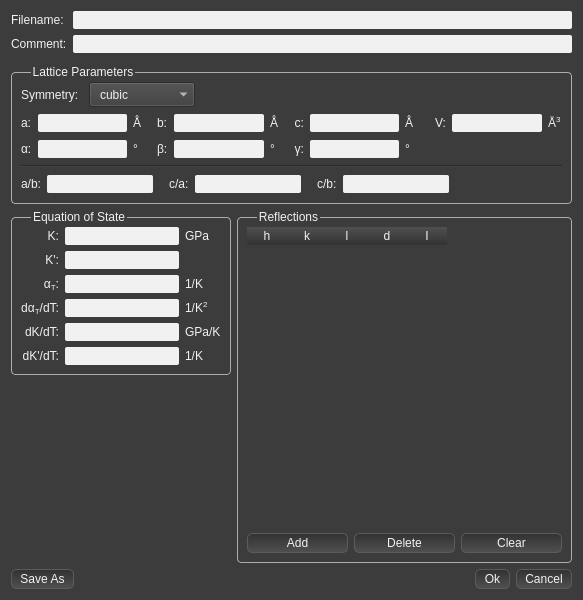
Dioptas/Dioptas, file Dioptas_main/Views/UiFiles/Jcpds.ui: the form before one commit.
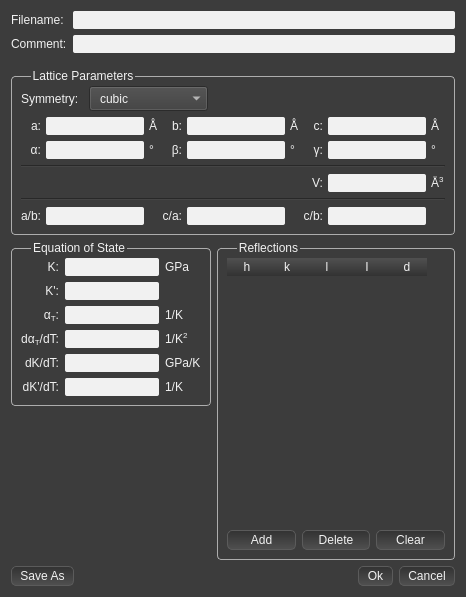
The form after the commit.

Commit message:
Jcpds editor is now connected to the main GUI
it now works almost great, it only does not automatically update the lines in the graph window

Patch:
```diff
--- a/Dioptas_main/Views/UiFiles/Jcpds.ui
+++ b/Dioptas_main/Views/UiFiles/Jcpds.ui
@@ -6,8 +6,8 @@
    <rect>
     <x>0</x>
     <y>0</y>
-    <width>583</width>
-    <height>600</height>
+    <width>466</width>
+    <height>597</height>
    </rect>
   </property>
   <property name="windowTitle">
@@ -351,7 +351,7 @@
      <property name="sizeHint" stdset="0">
       <size>
        <width>0</width>
-       <height>6</height>
+       <height>10</height>
       </size>
      </property>
     </spacer>
@@ -363,9 +363,9 @@
      </property>
      <layout class="QVBoxLayout" name="verticalLayout_2">
       <item>
-       <layout class="QHBoxLayout" name="horizontalLayout_2">
+       <layout class="QHBoxLayout" name="horizontalLayout_3">
         <item>
-         <widget class="QLabel" name="label_42">
+         <widget class="QLabel" name="label_46">
           <property name="text">
            <string>Symmetry: </string>
           </property>
@@ -373,6 +373,30 @@
         </item>
         <item>
          <widget class="QComboBox" name="symmetry_cb">
+          <property name="sizePolicy">
+           <sizepolicy hsizetype="Fixed" vsizetype="Fixed">
+            <horstretch>0</horstretch>
+            <verstretch>0</verstretch>
+           </sizepolicy>
+          </property>
+          <property name="minimumSize">
+           <size>
+            <width>120</width>
+            <height>0</height>
+           </size>
+          </property>
+          <property name="maximumSize">
+           <size>
+            <width>120</width>
+            <height>16777215</height>
+           </size>
+          </property>
+          <property name="baseSize">
+           <size>
+            <width>120</width>
+            <height>0</height>
+           </size>
+          </property>
           <property name="focusPolicy">
            <enum>Qt::NoFocus</enum>
           </property>
@@ -409,7 +433,7 @@
          </widget>
         </item>
         <item>
-         <spacer name="horizontalSpacer">
+         <spacer name="horizontalSpacer_2">
           <property name="orientation">
            <enum>Qt::Horizontal</enum>
           </property>
@@ -425,74 +449,18 @@
       </item>
       <item>
        <layout class="QGridLayout" name="gridLayout">
-        <item row="0" column="0">
-         <widget class="QLabel" name="label">
-          <property name="text">
-           <string>a:</string>
+        <property name="horizontalSpacing">
+         <number>5</number>
+        </property>
+        <item row="1" column="7">
+         <widget class="QLineEdit" name="lattice_gamma_txt">
+          <property name="alignment">
+           <set>Qt::AlignRight|Qt::AlignTrailing|Qt::AlignVCenter</set>
           </property>
          </widget>
         </item>
-        <item row="0" column="1">
-         <widget class="QLineEdit" name="lattice_a_txt"/>
-        </item>
-        <item row="0" column="2">
-         <widget class="QLabel" name="label_12">
-          <property name="text">
-           <string>Å</string>
-          </property>
-         </widget>
-        </item>
-        <item row="0" column="3">
-         <spacer name="horizontalSpacer_6">
-          <property name="orientation">
-           <enum>Qt::Horizontal</enum>
-          </property>
-          <property name="sizeType">
-           <enum>QSizePolicy::Fixed</enum>
-          </property>
-          <property name="sizeHint" stdset="0">
-           <size>
-            <width>10</width>
-            <height>20</height>
-           </size>
-          </property>
-         </spacer>
-        </item>
-        <item row="0" column="4">
-         <widget class="QLabel" name="label_2">
-          <property name="text">
-           <string>b:</string>
-          </property>
-         </widget>
-        </item>
-        <item row="0" column="5">
-         <widget class="QLineEdit" name="lattice_b_txt"/>
-        </item>
         <item row="0" column="6">
-         <widget class="QLabel" name="label_13">
-          <property name="text">
-           <string>Å</string>
-          </property>
-         </widget>
-        </item>
-        <item row="0" column="7">
-         <spacer name="horizontalSpacer_4">
-          <property name="orientation">
-           <enum>Qt::Horizontal</enum>
-          </property>
-          <property name="sizeType">
-           <enum>QSizePolicy::Fixed</enum>
-          </property>
-          <property name="sizeHint" stdset="0">
-           <size>
-            <width>10</width>
-            <height>20</height>
-           </size>
-          </property>
-         </spacer>
-        </item>
-        <item row="0" column="8">
-         <widget class="QLabel" name="label_4">
+         <widget class="QLabel" name="label_32">
           <property name="layoutDirection">
            <enum>Qt::LeftToRight</enum>
           </property>
@@ -504,63 +472,13 @@
           </property>
          </widget>
         </item>
-        <item row="0" column="9">
-         <widget class="QLineEdit" name="lattice_c_txt"/>
-        </item>
-        <item row="0" column="10">
-         <widget class="QLabel" name="label_14">
-          <property name="text">
-           <string>Å</string>
+        <item row="0" column="4">
+         <widget class="QLineEdit" name="lattice_b_txt">
+          <property name="alignment">
+           <set>Qt::AlignRight|Qt::AlignTrailing|Qt::AlignVCenter</set>
           </property>
          </widget>
         </item>
-        <item row="0" column="11">
-         <spacer name="horizontalSpacer_2">
-          <property name="orientation">
-           <enum>Qt::Horizontal</enum>
-          </property>
-          <property name="sizeType">
-           <enum>QSizePolicy::Fixed</enum>
-          </property>
-          <property name="sizeHint" stdset="0">
-           <size>
-            <width>10</width>
-            <height>20</height>
-           </size>
-          </property>
-         </spacer>
-        </item>
-        <item row="0" column="12">
-         <widget class="QLabel" name="label_43">
-          <property name="text">
-           <string>V:</string>
-          </property>
-         </widget>
-        </item>
-        <item row="0" column="13">
-         <widget class="QLineEdit" name="lattice_volume_txt">
-          <property name="readOnly">
-           <bool>true</bool>
-          </property>
-         </widget>
-        </item>
-        <item row="0" column="14">
-         <widget class="QLabel" name="label_44">
-          <property name="text">
-           <string>Å&lt;sup&gt;3&lt;/sup&gt;</string>
-          </property>
-         </widget>
-        </item>
-        <item row="1" column="0">
-         <widget class="QLabel" name="label_3">
-          <property name="text">
-           <string>α:</string>
-          </property>
-         </widget>
-        </item>
-        <item row="1" column="1">
-         <widget class="QLineEdit" name="lattice_alpha_txt"/>
-        </item>
         <item row="1" column="2">
          <widget class="QLabel" name="label_9">
           <property name="text">
@@ -568,57 +486,22 @@
           </property>
          </widget>
         </item>
-        <item row="1" column="3">
-         <spacer name="horizontalSpacer_7">
-          <property name="orientation">
-           <enum>Qt::Horizontal</enum>
-          </property>
-          <property name="sizeType">
-           <enum>QSizePolicy::Fixed</enum>
-          </property>
-          <property name="sizeHint" stdset="0">
-           <size>
-            <width>10</width>
-            <height>20</height>
-           </size>
-          </property>
-         </spacer>
-        </item>
         <item row="1" column="4">
-         <widget class="QLabel" name="label_5">
-          <property name="text">
-           <string>β:</string>
+         <widget class="QLineEdit" name="lattice_beta_txt">
+          <property name="alignment">
+           <set>Qt::AlignRight|Qt::AlignTrailing|Qt::AlignVCenter</set>
           </property>
          </widget>
         </item>
         <item row="1" column="5">
-         <widget class="QLineEdit" name="lattice_beta_txt"/>
+         <widget class="QLabel" name="label_37">
+          <property name="text">
+           <string>°</string>
+          </property>
+         </widget>
         </item>
         <item row="1" column="6">
-         <widget class="QLabel" name="label_10">
-          <property name="text">
-           <string>°</string>
-          </property>
-         </widget>
-        </item>
-        <item row="1" column="7">
-         <spacer name="horizontalSpacer_5">
-          <property name="orientation">
-           <enum>Qt::Horizontal</enum>
-          </property>
-          <property name="sizeType">
-           <enum>QSizePolicy::Fixed</enum>
-          </property>
-          <property name="sizeHint" stdset="0">
-           <size>
-            <width>10</width>
-            <height>20</height>
-           </size>
-          </property>
-         </spacer>
-        </item>
-        <item row="1" column="8">
-         <widget class="QLabel" name="label_7">
+         <widget class="QLabel" name="label_38">
           <property name="layoutDirection">
            <enum>Qt::LeftToRight</enum>
           </property>
@@ -630,127 +513,186 @@
           </property>
          </widget>
         </item>
-        <item row="1" column="9">
-         <widget class="QLineEdit" name="lattice_gamma_txt"/>
-        </item>
-        <item row="1" column="10">
-         <widget class="QLabel" name="label_11">
+        <item row="1" column="3">
+         <widget class="QLabel" name="label_36">
           <property name="text">
-           <string>°</string>
+           <string>β:</string>
           </property>
+          <property name="alignment">
+           <set>Qt::AlignRight|Qt::AlignTrailing|Qt::AlignVCenter</set>
+          </property>
          </widget>
         </item>
-        <item row="1" column="11" colspan="3">
-         <spacer name="horizontalSpacer_3">
-          <property name="orientation">
-           <enum>Qt::Horizontal</enum>
+        <item row="5" column="1">
+         <widget class="QLineEdit" name="lattice_ab_txt">
+          <property name="alignment">
+           <set>Qt::AlignRight|Qt::AlignTrailing|Qt::AlignVCenter</set>
           </property>
-          <property name="sizeHint" stdset="0">
-           <size>
-            <width>138</width>
-            <height>20</height>
-           </size>
+         </widget>
+        </item>
+        <item row="0" column="5">
+         <widget class="QLabel" name="label_31">
+          <property name="text">
+           <string>Å</string>
           </property>
-         </spacer>
+         </widget>
         </item>
-       </layout>
-      </item>
-      <item>
-       <widget class="Line" name="line">
-        <property name="orientation">
-         <enum>Qt::Horizontal</enum>
-        </property>
-       </widget>
-      </item>
-      <item>
-       <layout class="QHBoxLayout" name="horizontalLayout_3">
-        <item>
-         <widget class="QLabel" name="label_45">
+        <item row="0" column="8">
+         <widget class="QLabel" name="label_33">
           <property name="text">
-           <string>a/b:</string>
+           <string>Å</string>
           </property>
          </widget>
         </item>
-        <item>
-         <widget class="QLineEdit" name="lattice_ab_txt"/>
+        <item row="1" column="1">
+         <widget class="QLineEdit" name="lattice_alpha_txt">
+          <property name="alignment">
+           <set>Qt::AlignRight|Qt::AlignTrailing|Qt::AlignVCenter</set>
+          </property>
+         </widget>
         </item>
-        <item>
-         <spacer name="horizontalSpacer_8">
-          <property name="orientation">
-           <enum>Qt::Horizontal</enum>
+        <item row="0" column="7">
+         <widget class="QLineEdit" name="lattice_c_txt">
+          <property name="alignment">
+           <set>Qt::AlignRight|Qt::AlignTrailing|Qt::AlignVCenter</set>
           </property>
-          <property name="sizeType">
-           <enum>QSizePolicy::Fixed</enum>
+         </widget>
+        </item>
+        <item row="1" column="0">
+         <widget class="QLabel" name="label_34">
+          <property name="text">
+           <string>α:</string>
           </property>
-          <property name="sizeHint" stdset="0">
-           <size>
-            <width>10</width>
-            <height>20</height>
-           </size>
+          <property name="alignment">
+           <set>Qt::AlignRight|Qt::AlignTrailing|Qt::AlignVCenter</set>
           </property>
-         </spacer>
+         </widget>
         </item>
-        <item>
-         <widget class="QLabel" name="label_15">
+        <item row="5" column="3">
+         <widget class="QLabel" name="label_40">
           <property name="text">
            <string>c/a:</string>
           </property>
+          <property name="alignment">
+           <set>Qt::AlignRight|Qt::AlignTrailing|Qt::AlignVCenter</set>
+          </property>
          </widget>
         </item>
-        <item>
-         <widget class="QLineEdit" name="lattice_ca_txt"/>
+        <item row="0" column="0">
+         <widget class="QLabel" name="label_28">
+          <property name="text">
+           <string>a:</string>
+          </property>
+          <property name="alignment">
+           <set>Qt::AlignRight|Qt::AlignTrailing|Qt::AlignVCenter</set>
+          </property>
+         </widget>
         </item>
-        <item>
-         <spacer name="horizontalSpacer_9">
-          <property name="orientation">
-           <enum>Qt::Horizontal</enum>
+        <item row="3" column="7">
+         <widget class="QLineEdit" name="lattice_volume_txt">
+          <property name="alignment">
+           <set>Qt::AlignRight|Qt::AlignTrailing|Qt::AlignVCenter</set>
           </property>
-          <property name="sizeType">
-           <enum>QSizePolicy::Fixed</enum>
+          <property name="readOnly">
+           <bool>true</bool>
           </property>
-          <property name="sizeHint" stdset="0">
-           <size>
-            <width>10</width>
-            <height>20</height>
-           </size>
+         </widget>
+        </item>
+        <item row="5" column="0">
+         <widget class="QLabel" name="label_49">
+          <property name="text">
+           <string>a/b:</string>
           </property>
-         </spacer>
+          <property name="alignment">
+           <set>Qt::AlignRight|Qt::AlignTrailing|Qt::AlignVCenter</set>
+          </property>
+         </widget>
         </item>
-        <item>
-         <widget class="QLabel" name="label_16">
+        <item row="1" column="8">
+         <widget class="QLabel" name="label_39">
+          <property name="text">
+           <string>°</string>
+          </property>
+         </widget>
+        </item>
+        <item row="5" column="7">
+         <widget class="QLineEdit" name="lattice_cb_txt">
+          <property name="alignment">
+           <set>Qt::AlignRight|Qt::AlignTrailing|Qt::AlignVCenter</set>
+          </property>
+         </widget>
+        </item>
+        <item row="5" column="4">
+         <widget class="QLineEdit" name="lattice_ca_txt">
+          <property name="alignment">
+           <set>Qt::AlignRight|Qt::AlignTrailing|Qt::AlignVCenter</set>
+          </property>
+         </widget>
+        </item>
+        <item row="5" column="6">
+         <widget class="QLabel" name="label_41">
           <property name="text">
            <string>c/b:</string>
           </property>
+          <property name="alignment">
+           <set>Qt::AlignRight|Qt::AlignTrailing|Qt::AlignVCenter</set>
+          </property>
          </widget>
         </item>
-        <item>
-         <widget class="QLineEdit" name="lattice_cb_txt"/>
+        <item row="0" column="3">
+         <widget class="QLabel" name="label_30">
+          <property name="text">
+           <string>b:</string>
+          </property>
+          <property name="alignment">
+           <set>Qt::AlignRight|Qt::AlignTrailing|Qt::AlignVCenter</set>
+          </property>
+         </widget>
         </item>
-        <item>
-         <spacer name="horizontalSpacer_12">
+        <item row="4" column="0" colspan="9">
+         <widget class="Line" name="line_2">
           <property name="orientation">
            <enum>Qt::Horizontal</enum>
           </property>
-          <property name="sizeHint" stdset="0">
-           <size>
-            <width>40</width>
-            <height>20</height>
-           </size>
+         </widget>
+        </item>
+        <item row="0" column="2">
+         <widget class="QLabel" name="label_29">
+          <property name="text">
+           <string>Å</string>
           </property>
-         </spacer>
+         </widget>
         </item>
-        <item>
-         <spacer name="horizontalSpacer_10">
+        <item row="3" column="8">
+         <widget class="QLabel" name="label_48">
+          <property name="text">
+           <string>Å&lt;sup&gt;3&lt;/sup&gt;</string>
+          </property>
+         </widget>
+        </item>
+        <item row="3" column="6">
+         <widget class="QLabel" name="label_47">
+          <property name="text">
+           <string>V:</string>
+          </property>
+          <property name="alignment">
+           <set>Qt::AlignRight|Qt::AlignTrailing|Qt::AlignVCenter</set>
+          </property>
+         </widget>
+        </item>
+        <item row="2" column="0" colspan="9">
+         <widget class="Line" name="line_3">
           <property name="orientation">
            <enum>Qt::Horizontal</enum>
           </property>
-          <property name="sizeHint" stdset="0">
-           <size>
-            <width>40</width>
-            <height>20</height>
-           </size>
+         </widget>
+        </item>
+        <item row="0" column="1">
+         <widget class="QLineEdit" name="lattice_a_txt">
+          <property name="alignment">
+           <set>Qt::AlignRight|Qt::AlignTrailing|Qt::AlignVCenter</set>
           </property>
-         </spacer>
+         </widget>
         </item>
        </layout>
       </item>
@@ -769,13 +711,13 @@
        </property>
        <property name="minimumSize">
         <size>
-         <width>220</width>
+         <width>200</width>
          <height>0</height>
         </size>
        </property>
        <property name="maximumSize">
         <size>
-         <width>220</width>
+         <width>200</width>
          <height>16777215</height>
         </size>
        </property>
@@ -828,7 +770,11 @@
          </widget>
         </item>
         <item row="0" column="1">
-         <widget class="QLineEdit" name="eos_K_txt"/>
+         <widget class="QLineEdit" name="eos_K_txt">
+          <property name="alignment">
+           <set>Qt::AlignRight|Qt::AlignTrailing|Qt::AlignVCenter</set>
+          </property>
+         </widget>
         </item>
         <item row="0" column="2">
          <widget class="QLabel" name="label_23">
@@ -845,7 +791,11 @@
          </widget>
         </item>
         <item row="4" column="1">
-         <widget class="QLineEdit" name="eos_dKdT_txt"/>
+         <widget class="QLineEdit" name="eos_dKdT_txt">
+          <property name="alignment">
+           <set>Qt::AlignRight|Qt::AlignTrailing|Qt::AlignVCenter</set>
+          </property>
+         </widget>
         </item>
         <item row="2" column="0">
          <widget class="QLabel" name="label_21">
@@ -858,13 +808,25 @@
          </widget>
         </item>
         <item row="1" column="1">
-         <widget class="QLineEdit" name="eos_Kp_txt"/>
+         <widget class="QLineEdit" name="eos_Kp_txt">
+          <property name="alignment">
+           <set>Qt::AlignRight|Qt::AlignTrailing|Qt::AlignVCenter</set>
+          </property>
+         </widget>
         </item>
         <item row="2" column="1">
-         <widget class="QLineEdit" name="eos_alphaT_txt"/>
+         <widget class="QLineEdit" name="eos_alphaT_txt">
+          <property name="alignment">
+           <set>Qt::AlignRight|Qt::AlignTrailing|Qt::AlignVCenter</set>
+          </property>
+         </widget>
         </item>
         <item row="5" column="1">
-         <widget class="QLineEdit" name="eos_dKpdT_txt"/>
+         <widget class="QLineEdit" name="eos_dKpdT_txt">
+          <property name="alignment">
+           <set>Qt::AlignRight|Qt::AlignTrailing|Qt::AlignVCenter</set>
+          </property>
+         </widget>
         </item>
         <item row="0" column="0">
          <widget class="QLabel" name="label_17">
@@ -894,7 +856,11 @@
          </widget>
         </item>
         <item row="3" column="1">
-         <widget class="QLineEdit" name="eos_dalphadT_txt"/>
+         <widget class="QLineEdit" name="eos_dalphadT_txt">
+          <property name="alignment">
+           <set>Qt::AlignRight|Qt::AlignTrailing|Qt::AlignVCenter</set>
+          </property>
+         </widget>
         </item>
        </layout>
       </widget>
@@ -916,11 +882,17 @@
           <property name="selectionBehavior">
            <enum>QAbstractItemView::SelectRows</enum>
           </property>
+          <property name="showGrid">
+           <bool>false</bool>
+          </property>
           <property name="gridStyle">
            <enum>Qt::NoPen</enum>
           </property>
           <property name="sortingEnabled">
-           <bool>true</bool>
+           <bool>false</bool>
+          </property>
+          <property name="cornerButtonEnabled">
+           <bool>false</bool>
           </property>
           <attribute name="horizontalHeaderCascadingSectionResizes">
            <bool>true</bool>
@@ -931,6 +903,9 @@
           <attribute name="verticalHeaderVisible">
            <bool>false</bool>
           </attribute>
+          <attribute name="verticalHeaderShowSortIndicator" stdset="0">
+           <bool>false</bool>
+          </attribute>
           <column>
            <property name="text">
             <string>h</string>
@@ -946,16 +921,16 @@
             <string>l</string>
            </property>
           </column>
-          <column>
-           <property name="text">
-            <string>d</string>
-           </property>
-          </column>
           <column>
            <property name="text">
             <string>I</string>
            </property>
           </column>
+          <column>
+           <property name="text">
+            <string>d</string>
+           </property>
+          </column>
          </widget>
         </item>
         <item>
```
Left out of the diff: 6 changed lines with no effect on the pictures. The commit also changes 12 other files.
